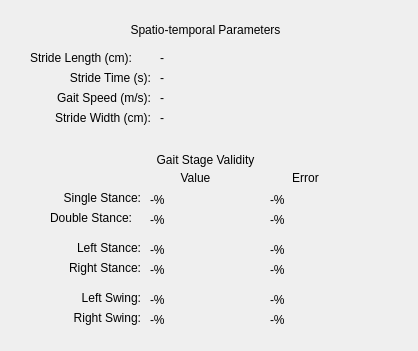
Before: the Qt Designer form analyticsParams.ui in mattorga/thesis, drawn with Qt 5.
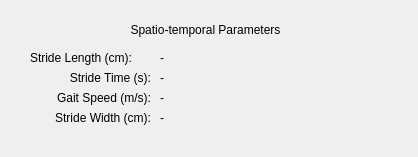
After: the same form once the commit is applied.

What changed in the file:
```diff
--- a/analyticsParams.ui
+++ b/analyticsParams.ui
@@ -7,7 +7,7 @@
     <x>0</x>
     <y>0</y>
     <width>418</width>
-    <height>351</height>
+    <height>157</height>
    </rect>
   </property>
   <property name="windowTitle">
@@ -90,22 +90,6 @@
     <set>Qt::AlignRight|Qt::AlignTrailing|Qt::AlignVCenter</set>
    </property>
   </widget>
-  <widget class="QLabel" name="label_6">
-   <property name="geometry">
-    <rect>
-     <x>10</x>
-     <y>150</y>
-     <width>391</width>
-     <height>20</height>
-    </rect>
-   </property>
-   <property name="text">
-    <string>Gait Stage Validity</string>
-   </property>
-   <property name="alignment">
-    <set>Qt::AlignCenter</set>
-   </property>
-  </widget>
   <widget class="QLabel" name="strideLengthValue">
    <property name="geometry">
     <rect>
@@ -158,323 +142,6 @@
     <string>-</string>
    </property>
   </widget>
-  <widget class="QLabel" name="label_11">
-   <property name="geometry">
-    <rect>
-     <x>50</x>
-     <y>190</y>
-     <width>91</width>
-     <height>16</height>
-    </rect>
-   </property>
-   <property name="text">
-    <string>Single Stance:</string>
-   </property>
-   <property name="alignment">
-    <set>Qt::AlignRight|Qt::AlignTrailing|Qt::AlignVCenter</set>
-   </property>
-  </widget>
-  <widget class="QLabel" name="label_12">
-   <property name="geometry">
-    <rect>
-     <x>50</x>
-     <y>210</y>
-     <width>91</width>
-     <height>16</height>
-    </rect>
-   </property>
-   <property name="text">
-    <string>Double Stance:</string>
-   </property>
-  </widget>
-  <widget class="QLabel" name="label_13">
-   <property name="geometry">
-    <rect>
-     <x>50</x>
-     <y>240</y>
-     <width>91</width>
-     <height>16</height>
-    </rect>
-   </property>
-   <property name="text">
-    <string>Left Stance:</string>
-   </property>
-   <property name="alignment">
-    <set>Qt::AlignRight|Qt::AlignTrailing|Qt::AlignVCenter</set>
-   </property>
-  </widget>
-  <widget class="QLabel" name="label_14">
-   <property name="geometry">
-    <rect>
-     <x>50</x>
-     <y>290</y>
-     <width>91</width>
-     <height>16</height>
-    </rect>
-   </property>
-   <property name="text">
-    <string>Left Swing:</string>
-   </property>
-   <property name="alignment">
-    <set>Qt::AlignRight|Qt::AlignTrailing|Qt::AlignVCenter</set>
-   </property>
-  </widget>
-  <widget class="QLabel" name="label_15">
-   <property name="geometry">
-    <rect>
-     <x>50</x>
-     <y>260</y>
-     <width>91</width>
-     <height>16</height>
-    </rect>
-   </property>
-   <property name="text">
-    <string>Right Stance:</string>
-   </property>
-   <property name="alignment">
-    <set>Qt::AlignRight|Qt::AlignTrailing|Qt::AlignVCenter</set>
-   </property>
-  </widget>
-  <widget class="QLabel" name="label_16">
-   <property name="geometry">
-    <rect>
-     <x>50</x>
-     <y>310</y>
-     <width>91</width>
-     <height>16</height>
-    </rect>
-   </property>
-   <property name="text">
-    <string>Right Swing:</string>
-   </property>
-   <property name="alignment">
-    <set>Qt::AlignRight|Qt::AlignTrailing|Qt::AlignVCenter</set>
-   </property>
-  </widget>
-  <widget class="QLabel" name="label_17">
-   <property name="geometry">
-    <rect>
-     <x>150</x>
-     <y>170</y>
-     <width>91</width>
-     <height>16</height>
-    </rect>
-   </property>
-   <property name="text">
-    <string>Value</string>
-   </property>
-   <property name="alignment">
-    <set>Qt::AlignCenter</set>
-   </property>
-  </widget>
-  <widget class="QLabel" name="label_18">
-   <property name="geometry">
-    <rect>
-     <x>260</x>
-     <y>170</y>
-     <width>91</width>
-     <height>16</height>
-    </rect>
-   </property>
-   <property name="text">
-    <string>Error</string>
-   </property>
-   <property name="alignment">
-    <set>Qt::AlignCenter</set>
-   </property>
-  </widget>
-  <widget class="QLabel" name="label_19">
-   <property name="geometry">
-    <rect>
-     <x>150</x>
-     <y>190</y>
-     <width>101</width>
-     <height>20</height>
-    </rect>
-   </property>
-   <property name="text">
-    <string>-%</string>
-   </property>
-   <property name="alignment">
-    <set>Qt::AlignLeading|Qt::AlignLeft|Qt::AlignVCenter</set>
-   </property>
-  </widget>
-  <widget class="QLabel" name="label_20">
-   <property name="geometry">
-    <rect>
-     <x>150</x>
-     <y>210</y>
-     <width>111</width>
-     <height>20</height>
-    </rect>
-   </property>
-   <property name="text">
-    <string>-%</string>
-   </property>
-   <property name="alignment">
-    <set>Qt::AlignLeading|Qt::AlignLeft|Qt::AlignVCenter</set>
-   </property>
-  </widget>
-  <widget class="QLabel" name="label_21">
-   <property name="geometry">
-    <rect>
-     <x>150</x>
-     <y>240</y>
-     <width>111</width>
-     <height>20</height>
-    </rect>
-   </property>
-   <property name="text">
-    <string>-%</string>
-   </property>
-   <property name="alignment">
-    <set>Qt::AlignLeading|Qt::AlignLeft|Qt::AlignVCenter</set>
-   </property>
-  </widget>
-  <widget class="QLabel" name="label_22">
-   <property name="geometry">
-    <rect>
-     <x>150</x>
-     <y>260</y>
-     <width>111</width>
-     <height>20</height>
-    </rect>
-   </property>
-   <property name="text">
-    <string>-%</string>
-   </property>
-   <property name="alignment">
-    <set>Qt::AlignLeading|Qt::AlignLeft|Qt::AlignVCenter</set>
-   </property>
-  </widget>
-  <widget class="QLabel" name="label_23">
-   <property name="geometry">
-    <rect>
-     <x>150</x>
-     <y>290</y>
-     <width>111</width>
-     <height>20</height>
-    </rect>
-   </property>
-   <property name="text">
-    <string>-%</string>
-   </property>
-   <property name="alignment">
-    <set>Qt::AlignLeading|Qt::AlignLeft|Qt::AlignVCenter</set>
-   </property>
-  </widget>
-  <widget class="QLabel" name="label_24">
-   <property name="geometry">
-    <rect>
-     <x>150</x>
-     <y>310</y>
-     <width>111</width>
-     <height>20</height>
-    </rect>
-   </property>
-   <property name="text">
-    <string>-%</string>
-   </property>
-   <property name="alignment">
-    <set>Qt::AlignLeading|Qt::AlignLeft|Qt::AlignVCenter</set>
-   </property>
-  </widget>
-  <widget class="QLabel" name="label_25">
-   <property name="geometry">
-    <rect>
-     <x>270</x>
-     <y>190</y>
-     <width>111</width>
-     <height>20</height>
-    </rect>
-   </property>
-   <property name="text">
-    <string>-%</string>
-   </property>
-   <property name="alignment">
-    <set>Qt::AlignLeading|Qt::AlignLeft|Qt::AlignVCenter</set>
-   </property>
-  </widget>
-  <widget class="QLabel" name="label_26">
-   <property name="geometry">
-    <rect>
-     <x>270</x>
-     <y>210</y>
-     <width>111</width>
-     <height>20</height>
-    </rect>
-   </property>
-   <property name="text">
-    <string>-%</string>
-   </property>
-   <property name="alignment">
-    <set>Qt::AlignLeading|Qt::AlignLeft|Qt::AlignVCenter</set>
-   </property>
-  </widget>
-  <widget class="QLabel" name="label_27">
-   <property name="geometry">
-    <rect>
-     <x>270</x>
-     <y>240</y>
-     <width>111</width>
-     <height>20</height>
-    </rect>
-   </property>
-   <property name="text">
-    <string>-%</string>
-   </property>
-   <property name="alignment">
-    <set>Qt::AlignLeading|Qt::AlignLeft|Qt::AlignVCenter</set>
-   </property>
-  </widget>
-  <widget class="QLabel" name="label_28">
-   <property name="geometry">
-    <rect>
-     <x>270</x>
-     <y>260</y>
-     <width>111</width>
-     <height>20</height>
-    </rect>
-   </property>
-   <property name="text">
-    <string>-%</string>
-   </property>
-   <property name="alignment">
-    <set>Qt::AlignLeading|Qt::AlignLeft|Qt::AlignVCenter</set>
-   </property>
-  </widget>
-  <widget class="QLabel" name="label_29">
-   <property name="geometry">
-    <rect>
-     <x>270</x>
-     <y>290</y>
-     <width>111</width>
-     <height>20</height>
-    </rect>
-   </property>
-   <property name="text">
-    <string>-%</string>
-   </property>
-   <property name="alignment">
-    <set>Qt::AlignLeading|Qt::AlignLeft|Qt::AlignVCenter</set>
-   </property>
-  </widget>
-  <widget class="QLabel" name="label_30">
-   <property name="geometry">
-    <rect>
-     <x>270</x>
-     <y>310</y>
-     <width>111</width>
-     <height>20</height>
-    </rect>
-   </property>
-   <property name="text">
-    <string>-%</string>
-   </property>
-   <property name="alignment">
-    <set>Qt::AlignLeading|Qt::AlignLeft|Qt::AlignVCenter</set>
-   </property>
-  </widget>
  </widget>
  <resources/>
  <connections/>
```
